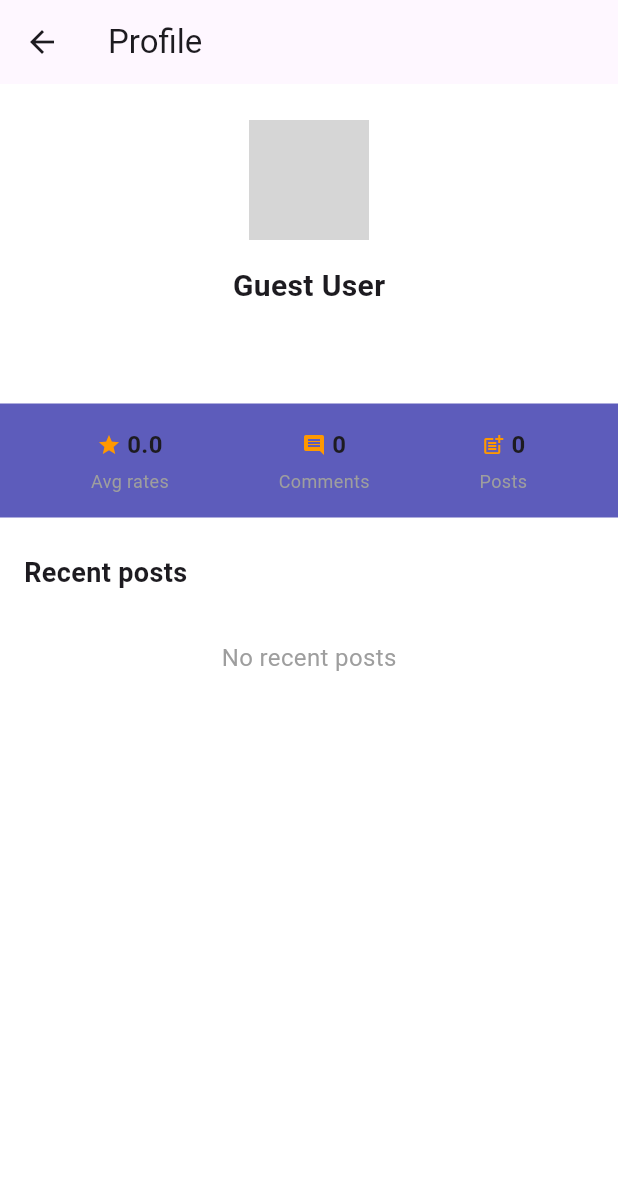
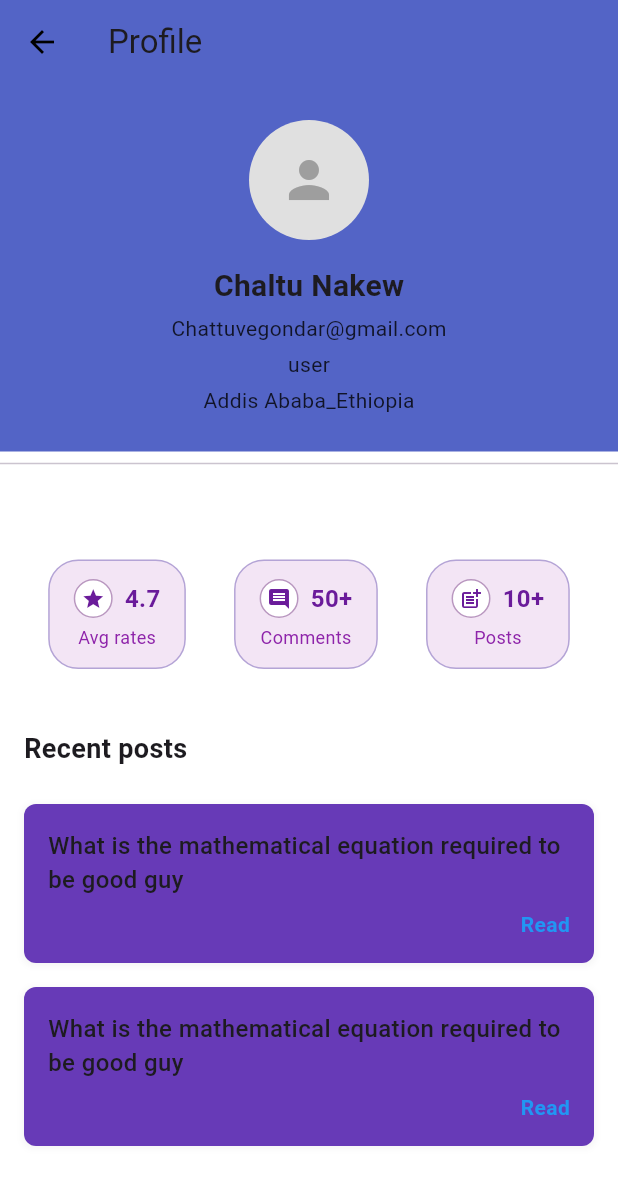
Before and after one commit to abelfx/IntelliReview_Research_Paper, a Flutter app: the UserProfileScreen screen opened directly, on a phone screen of 412 x 824 dp. Shown: the top 1185 px of the screen. Run offline on Flutter 3.47's test engine with Material 3 defaults, Android fonts, the phone set to English and light mode, and no system bars; our stand-ins replace flutter_bloc, flutter_riverpod, fluttertoast, go_router, riverpod, shared_preferences; accounts and stored records are empty; network calls fail; grey boxes are pictures that could not be loaded.

```diff
--- a/lib/application/providers/user_provider.dart
+++ b/lib/application/providers/user_provider.dart
@@ -1,4 +1,5 @@
 import 'package:frontend/data/datasources/Userdatasource.dart';
+import 'package:frontend/data/models/Usermodel.dart';
 import 'package:frontend/data/repositories_impl/Userrepositoriesimpl.dart';
 import 'package:frontend/domain/usecases/Userusecase.dart';
 import 'package:riverpod/riverpod.dart';
@@ -13,6 +14,7 @@ final userRepositoryProvider = Provider((ref) {
   return Userrepositoriesimpl(userDataSource: dataSource);
 });
 final userRoleProvider = StateProvider<String?>((ref) => null);
+final currentUserProvider = StateProvider<Usermodel?>((ref) => null);
 
 final userUseCaseProvider = Provider((ref) {
   final repo = ref.watch(userRepositoryProvider);
--- a/lib/data/repositories_impl/notification_repository_impl.dart
+++ b/lib/data/repositories_impl/notification_repository_impl.dart
@@ -10,8 +10,8 @@ class NotificationRepositoryImpl implements NotificationRepository {
   NotificationRepositoryImpl(this.remoteDataSource);
 
   @override
-  Future<List<NotificationEntity>> getUserNotifications(String userId) {
-    return remoteDataSource.getUserNotifications(userId);
+  Future<List<NotificationEntity>> getUserNotifications() {
+    return remoteDataSource.getUserNotifications();
   }
 
   @override
--- a/lib/domain/repositories/notification_repository.dart
+++ b/lib/domain/repositories/notification_repository.dart
@@ -1,7 +1,7 @@
 import '../entities/notification_entity.dart';
 
 abstract class NotificationRepository {
-  Future<List<NotificationEntity>> getUserNotifications(String userId);
+  Future<List<NotificationEntity>> getUserNotifications();
   Future<void> notifyNewPaper();
   Future<void> notifyInactiveUsers();
   Future<void> createNotification(String title, String message);
--- a/lib/domain/usecases/Notificationsusecase.dart
+++ b/lib/domain/usecases/Notificationsusecase.dart
@@ -7,8 +7,8 @@ class NotificationsUseCase {
   NotificationsUseCase(this.repository);
 
 
-  Future<List<NotificationEntity>> getUserNotifications(String userId) {
-    return repository.getUserNotifications(userId);
+  Future<List<NotificationEntity>> getUserNotifications() {
+    return repository.getUserNotifications();
   }
 
   Future<void> createNotification(String title, String message) {
--- a/lib/presentation/ viewmodels/notification_provider.dart
+++ b/lib/presentation/ viewmodels/notification_stateNotification.dart
@@ -1,4 +1,5 @@
 
+import 'package:frontend/data/models/notification_model.dart';
 import 'package:frontend/domain/entities/notification_entity.dart';
 import 'package:frontend/domain/usecases/Notificationsusecase.dart';
 import 'package:riverpod/riverpod.dart';
@@ -21,7 +22,7 @@ class NotificationNotifier extends StateNotifier<AsyncValue<List<NotificationEnt
 
     state = const AsyncLoading();
     try {
-      final notifications = await notificationUseCase.getUserNotifications(_userId!);
+      final notifications = await notificationUseCase.getUserNotifications();
       state = AsyncData(notifications);
     } catch (e, st) {
       state = AsyncError(e, st);
--- a/lib/presentation/pages/userProfile.dart
+++ b/lib/presentation/pages/userProfile.dart
@@ -1,51 +1,40 @@
-// File: lib/ui/screens/user_profile_screen.dart
+import 'package:flutter/material.dart';
+import 'package:flutter_riverpod/flutter_riverpod.dart';
+import 'package:frontend/application/providers/user_provider.dart';
 
-import 'package:flutter/material.dart';
-import 'package:shared_preferences/shared_preferences.dart';
-
-class UserProfileScreen extends StatefulWidget {
+class UserProfileScreen extends ConsumerStatefulWidget {
   const UserProfileScreen({super.key});
 
   @override
-  State<UserProfileScreen> createState() => _UserProfileScreenState();
+  ConsumerState<UserProfileScreen> createState() => _UserProfileScreenState();
 }
 
-class _UserProfileScreenState extends State<UserProfileScreen> {
-  String name = '';
-  String email = '';
-  String role = '';
-
-  @override
-  void initState() {
-    super.initState();
-    _loadUserPrefs();
-  }
-
-  Future<void> _loadUserPrefs() async {
-    final prefs = await SharedPreferences.getInstance();
-    setState(() {
-      name = prefs.getString('KEY_NAME') ?? '';
-      email = prefs.getString('KEY_EMAIL') ?? '';
-      role = prefs.getString('KEY_ROLE') ?? '';
-    });
-  }
-
+class _UserProfileScreenState extends ConsumerState<UserProfileScreen> {
   void _pickImage() async {
     // Stub for image picker
   }
 
   @override
   Widget build(BuildContext context) {
-    final displayName = name.isNotEmpty ? name : 'Guest User';
-    final displayEmail = email.isNotEmpty ? email : 'No email';
-    final displayRole = role.isNotEmpty ? role[0].toUpperCase() + role.substring(1) : 'User';
+    final user = ref.watch(currentUserProvider);
+    final name = user?.name ?? 'Chaltu Nakew';
+    final email = user?.email ?? 'Chattuvegondar@gmail.com';
+    final role = user?.role ?? 'user';
+    final country = user?.country ?? 'Addis Ababa_Ethiopia';
 
     return Scaffold(
-      appBar: AppBar(title: const Text('Profile')),
+      appBar: AppBar(
+        title: const Text('Profile'),
+        backgroundColor: const Color.fromARGB(255, 83, 100, 198),
+        elevation: 0,
+        iconTheme: const IconThemeData(color: Colors.black),
+      ),
       body: ListView(
-        padding: const EdgeInsets.symmetric(vertical: 24),
+        padding: EdgeInsets.zero,
         children: [
-          Center(
+          Container(
+            color: const Color.fromARGB(255, 83, 100, 198),
+            padding: const EdgeInsets.symmetric(vertical: 24, horizontal: 16),
             child: Column(
               children: [
                 GestureDetector(
@@ -53,80 +42,174 @@ class _UserProfileScreenState extends State<UserProfileScreen> {
                   child: CircleAvatar(
                     radius: 40,
                     backgroundColor: Colors.grey[300],
-                    backgroundImage: const AssetImage('assets/ic_launcher_foreground.png'),
+                    child: const Icon(Icons.person, size: 40, color: Colors.grey),
                   ),
                 ),
                 const SizedBox(height: 16),
-                Text(displayName,
-                    style: const TextStyle(fontSize: 20, fontWeight: FontWeight.bold)),
+                Text(
+                  name,
+                  style: const TextStyle(
+                    fontSize: 20,
+                    fontWeight: FontWeight.bold,
+                  ),
+                ),
                 const SizedBox(height: 4),
-                Text(displayEmail,
-                    style: TextStyle(color: Colors.white.withOpacity(0.8))),
+                Text(
+                  email,
+                  style: TextStyle(
+                    color: Colors.black.withOpacity(0.8),
+                  ),
+                ),
                 const SizedBox(height: 4),
-                Text(displayRole,
-                    style: TextStyle(color: Colors.white.withOpacity(0.8))),
-                const SizedBox(height: 16),
-                Container(
-                  color: const Color(0xFF5D5CBB),
-                  padding: const EdgeInsets.symmetric(vertical: 16, horizontal: 24),
-                  child: Row(
-                    mainAxisAlignment: MainAxisAlignment.spaceAround,
-                    children: const [
-                      UserStat(icon: Icons.star, value: '0.0', label: 'Avg rates'),
-                      UserStat(icon: Icons.comment, value: '0', label: 'Comments'),
-                      UserStat(icon: Icons.post_add, value: '0', label: 'Posts'),
-                    ],
+                Text(
+                  role,
+                  style: TextStyle(
+                    color: Colors.black.withOpacity(0.8),
+                  ),
+                ),
+                const SizedBox(height: 4),
+                Text(
+                  country,
+                  style: TextStyle(
+                    color: Colors.black.withOpacity(0.8),
                   ),
                 ),
               ],
             ),
           ),
-          const SizedBox(height: 24),
+          Divider(),
+          SizedBox(height: 40,),
+
+          Container(
+            color: const Color(0x100E83),
+            padding: const EdgeInsets.symmetric(vertical: 16),
+            child: Row(
+              mainAxisAlignment: MainAxisAlignment.spaceEvenly,
+              children: [
+                _buildStatItem('4.7', 'Avg rates', Icons.star, Colors.orange),
+                _buildStatItem('50+', 'Comments', Icons.comment, Colors.blue),
+                _buildStatItem('10+', 'Posts', Icons.post_add, Colors.green),
+              ],
+            ),
+          ),
           const Padding(
-            padding: EdgeInsets.symmetric(horizontal: 16),
-            child: Text('Recent posts',
-                style: TextStyle(fontSize: 18, fontWeight: FontWeight.bold)),
+            padding: EdgeInsets.fromLTRB(16, 24, 16, 16),
+            child: Text(
+              'Recent posts',
+              style: TextStyle(
+                fontSize: 18,
+                fontWeight: FontWeight.bold,
+              ),
+            ),
           ),
-          const SizedBox(height: 32),
-          const Center(
-            child: Text('No recent posts',
-                style: TextStyle(fontSize: 16, color: Colors.grey)),
+          _buildPostItem(
+            'What is the mathematical equation required to be good guy',
           ),
-          const SizedBox(height: 32),
-          // Example of a research paper card:
-          // ResearchPaperCard(...),
+          _buildPostItem(
+            'What is the mathematical equation required to be good guy',
+          ),
         ],
       ),
       backgroundColor: Colors.white,
     );
   }
+
+ Widget _buildStatItem(String value, String label, IconData icon, Color color) {
+  return Container(
+    padding: const EdgeInsets.symmetric(horizontal: 16, vertical: 12),
+    decoration: BoxDecoration(
+      color: Colors.purple[50], // Light purple background
+      borderRadius: BorderRadius.circular(20), // Rounded corners
+      border: Border.all(
+        color: const Color.fromARGB(255, 34, 13, 141).withOpacity(0.3), // Light purple border
+        width: 1,
+      ),
+    ),
+    child: Column(
+      mainAxisSize: MainAxisSize.min,
+      children: [
+        Row(
+          mainAxisSize: MainAxisSize.min,
+          children: [
+            Container(
+              padding: const EdgeInsets.all(4),
+              decoration: BoxDecoration(
+                color: Colors.white, // White circle background
+                shape: BoxShape.circle,
+                border: Border.all(
+                  color: const Color.fromARGB(102, 116, 48, 129).withOpacity(0.5),
+                  width: 1,
+                ),
+              ),
+              child: Icon(
+                icon,
+                size: 16,
+                color: Colors.purple[800], // Dark purple icon
+              ),
+            ),
+            const SizedBox(width: 8),
+            Text(
+              value,
+              style: TextStyle(
+                fontSize: 16,
+                fontWeight: FontWeight.bold,
+                color: Colors.purple[800], // Dark purple text
+              ),
+            ),
+          ],
+        ),
+        const SizedBox(height: 4),
+        Text(
+          label,
+          style: TextStyle(
+            fontSize: 12,
+            color: Colors.purple[600], // Medium purple text
+          ),
+        ),
+      ],
+    ),
+  );
 }
 
-class UserStat extends StatelessWidget {
-  final IconData icon;
-  final String value;
-  final String label;
-
-  const UserStat({
-    super.key,
-    required this.icon,
-    required this.value,
-    required this.label,
-  });
-
-  @override
-  Widget build(BuildContext context) {
-    return Column(children: [
-      Row(
-        children: [
-          Icon(icon, size: 16, color: Colors.orange),
-          const SizedBox(width: 4),
-          Text(value,
-              style: const TextStyle(fontSize: 16, fontWeight: FontWeight.bold)),
+  Widget _buildPostItem(String title) {
+    return Container(
+      margin: const EdgeInsets.symmetric(horizontal: 16, vertical: 8),
+      padding: const EdgeInsets.all(16),
+      decoration: BoxDecoration(
+        color: Colors.deepPurple,
+        borderRadius: BorderRadius.circular(8),
+        boxShadow: [
+          BoxShadow(
+            color: Colors.grey.withOpacity(0.1),
+            spreadRadius: 1,
+            blurRadius: 3,
+            offset: const Offset(0, 1),
+          ),
         ],
       ),
-      const SizedBox(height: 4),
-      Text(label, style: const TextStyle(fontSize: 12, color: Colors.grey)),
-    ]);
+      child: Column(
+        crossAxisAlignment: CrossAxisAlignment.start,
+        children: [
+          Text(
+            title,
+            style: const TextStyle(
+              fontSize: 16,
+              fontWeight: FontWeight.w500,
+            ),
+          ),
+          const SizedBox(height: 8),
+          const Align(
+            alignment: Alignment.centerRight,
+            child: Text(
+              'Read',
+              style: TextStyle(
+                color: Colors.blue,
+                fontWeight: FontWeight.bold,
+              ),
+            ),
+          ),
+        ],
+      ),
+    );
   }
 }
--- a/pubspec.yaml
+++ b/pubspec.yaml
@@ -32,6 +32,7 @@ dependencies:
   url_launcher: ^6.1.7
   fluttertoast: ^8.2.4
   shared_preferences: ^2.0.0
+  intl: ^0.18.1
   flutter:
     sdk: flutter
 
```
Also changed, not shown: lib/application/providers/notification_provider.dart (added, +36 -0 lines), lib/data/datasources/notification_remote_data_source.dart (+11 -6 lines), lib/data/models/notification_model.dart (+23 -10 lines), lib/presentation/components/NotificationDisplayCard.dart (+17 -17 lines), lib/presentation/pages/notification_screen.dart (+37 -51 lines), lib/router/app_router.dart (+12 -1 lines).
